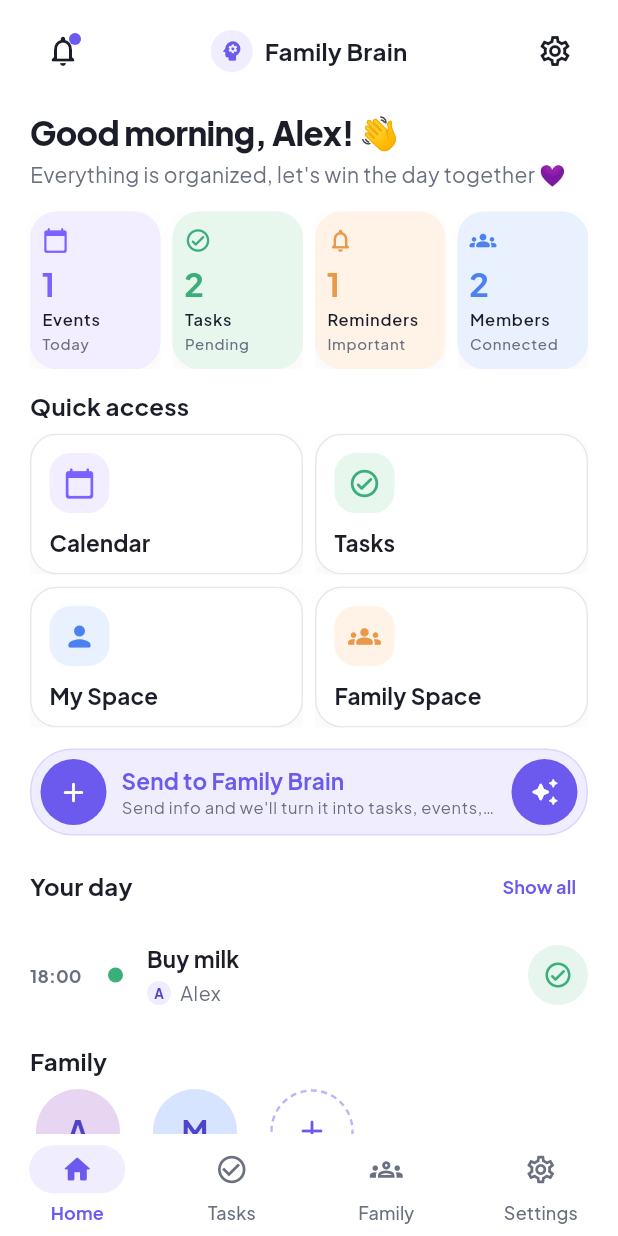
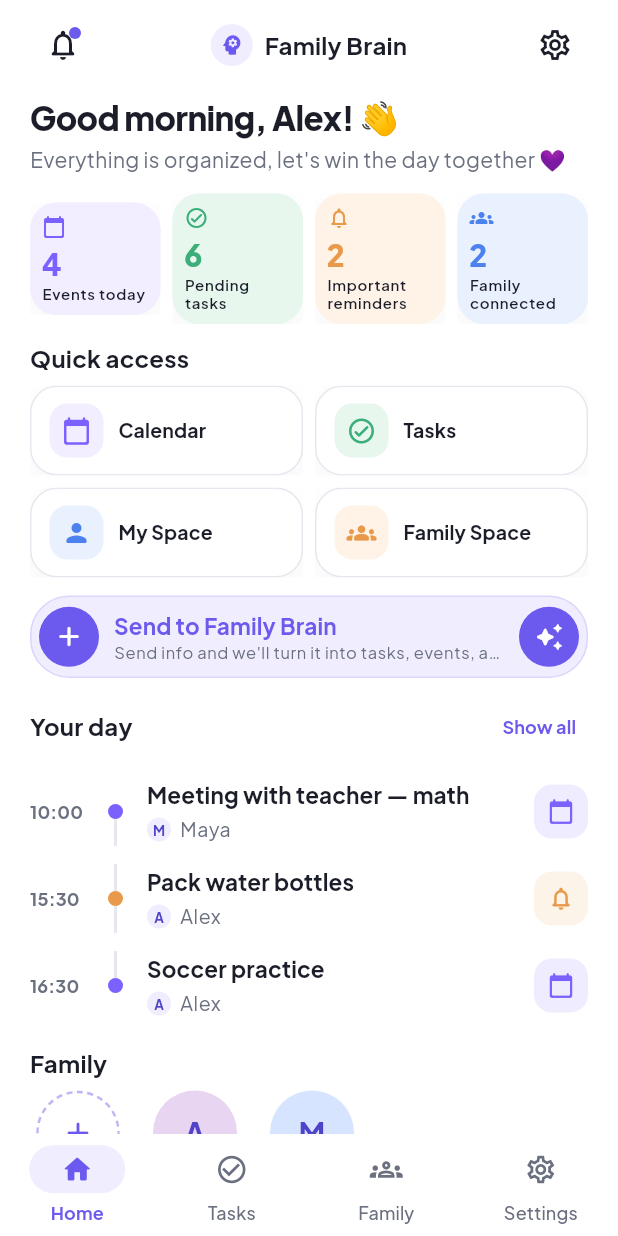
Before and after one commit to yossisacc-coder/family-brain, a Flutter app: the screen it shows after launch, after a tap on "Development demo login", on a phone screen of 412 x 824 dp. Run offline on Flutter 3.47's test engine with Material 3 defaults, Android fonts, the phone set to English and light mode, and no system bars; our stand-ins replace cloud_firestore, firebase_auth, firebase_core, firebase_messaging, flutter_local_notifications, flutter_riverpod and 6 more; accounts and stored records are empty.

Commit message:
Polish Home to match the Family Brain reference.
Keep the existing Home structure and AI composer, but make Quick Access
compact, localize every Home label for English and Hebrew, and add Events
and Reminders lists that open the related task details screen.

Co-authored-by: yossisacc-coder <yossisacc-coder@users.noreply.github.com>

```diff
--- a/lib/core/l10n/app_localizations.dart
+++ b/lib/core/l10n/app_localizations.dart
@@ -1286,6 +1286,30 @@ abstract class AppLocalizations {
   /// **'Connected'**
   String get statConnected;
 
+  /// No description provided for @statEventsToday.
+  ///
+  /// In en, this message translates to:
+  /// **'Events today'**
+  String get statEventsToday;
+
+  /// No description provided for @statPendingTasks.
+  ///
+  /// In en, this message translates to:
+  /// **'Pending tasks'**
+  String get statPendingTasks;
+
+  /// No description provided for @statImportantReminders.
+  ///
+  /// In en, this message translates to:
+  /// **'Important reminders'**
+  String get statImportantReminders;
+
+  /// No description provided for @statFamilyConnected.
+  ///
+  /// In en, this message translates to:
+  /// **'Family connected'**
+  String get statFamilyConnected;
+
   /// No description provided for @everyone.
   ///
   /// In en, this message translates to:
@@ -1333,6 +1357,36 @@ abstract class AppLocalizations {
   /// In en, this message translates to:
   /// **'Reminders'**
   String get reminders;
+
+  /// No description provided for @openRelatedTask.
+  ///
+  /// In en, this message translates to:
+  /// **'Open related task'**
+  String get openRelatedTask;
+
+  /// No description provided for @noEvents.
+  ///
+  /// In en, this message translates to:
+  /// **'No events yet'**
+  String get noEvents;
+
+  /// No description provided for @noEventsMessage.
+  ///
+  /// In en, this message translates to:
+  /// **'Events with a date will appear here.'**
+  String get noEventsMessage;
+
+  /// No description provided for @noReminders.
+  ///
+  /// In en, this message translates to:
+  /// **'No reminders yet'**
+  String get noReminders;
+
+  /// No description provided for @noRemindersMessage.
+  ///
+  /// In en, this message translates to:
+  /// **'Reminders you add will appear here.'**
+  String get noRemindersMessage;
 
   /// No description provided for @membersLabel.
   ///
--- a/lib/core/routing/app_back_navigation.dart
+++ b/lib/core/routing/app_back_navigation.dart
@@ -47,6 +47,8 @@ class AppBackNavigation {
       return '/tasks/${edit.group(1)}';
     }
     if (path == '/tasks/calendar' ||
+        path == '/tasks/events' ||
+        path == '/tasks/reminders' ||
         path == '/space/personal' ||
         path == '/space/family' ||
         path == '/brain/confirm' ||
--- a/lib/core/routing/app_router.dart
+++ b/lib/core/routing/app_router.dart
@@ -19,6 +19,7 @@ import '../../features/home/home_screen.dart';
 import '../../features/notifications/notifications_screen.dart';
 import '../../features/settings/settings_screen.dart';
 import '../../features/shell/app_shell.dart';
+import '../../features/tasks/agenda_screen.dart';
 import '../../features/tasks/calendar_screen.dart';
 import '../../features/tasks/space_screen.dart';
 import '../../features/tasks/task_details_screen.dart';
@@ -113,6 +114,16 @@ final routerProvider = Provider<GoRouter>((ref) {
         builder: (context, state) => const CalendarScreen(),
       ),
       GoRoute(
+        path: '/tasks/events',
+        builder: (context, state) =>
+            const AgendaScreen(kind: AgendaKind.events),
+      ),
+      GoRoute(
+        path: '/tasks/reminders',
+        builder: (context, state) =>
+            const AgendaScreen(kind: AgendaKind.reminders),
+      ),
+      GoRoute(
         path: '/tasks/trash',
         builder: (context, state) => const TrashScreen(),
       ),
--- a/lib/core/widgets/app_header.dart
+++ b/lib/core/widgets/app_header.dart
@@ -29,18 +29,24 @@ class AppHeader extends StatelessWidget {
     return Column(
       crossAxisAlignment: CrossAxisAlignment.start,
       children: [
-        Row(
+        SizedBox(
+          height: AppSpacing.touch,
+          child: Stack(
+            alignment: Alignment.center,
             children: [
-            _HeaderIcon(
+              Align(
+                alignment: Alignment.centerLeft,
+                child: _HeaderIcon(
                   tooltip: AppLocalizations.of(context).notifications,
                   onPressed: onNotifications,
                   icon: Icons.notifications_none_rounded,
                   badge: unreadCount,
                 ),
-            Expanded(
+              ),
+              Padding(
+                padding: const EdgeInsets.symmetric(horizontal: 48),
                 child: Row(
                   mainAxisAlignment: MainAxisAlignment.center,
-                mainAxisSize: MainAxisSize.min,
                   children: [
                     const AppBrandMark(size: 28),
                     const SizedBox(width: 8),
@@ -49,6 +55,7 @@ class AppHeader extends StatelessWidget {
                         AppLocalizations.of(context).appTitle,
                         maxLines: 1,
                         overflow: TextOverflow.ellipsis,
+                        textAlign: TextAlign.center,
                         style: Theme.of(context).textTheme.titleMedium?.copyWith(
                               fontWeight: FontWeight.w700,
                             ),
@@ -57,17 +64,24 @@ class AppHeader extends StatelessWidget {
                   ],
                 ),
               ),
-            trailing ??
+              Align(
+                alignment: Alignment.centerRight,
+                child: trailing ??
                     (onSettings == null
-                    ? const SizedBox(width: AppSpacing.touch, height: AppSpacing.touch)
+                        ? const SizedBox(
+                            width: AppSpacing.touch,
+                            height: AppSpacing.touch,
+                          )
                         : _HeaderIcon(
                             tooltip: AppLocalizations.of(context).settings,
                             onPressed: onSettings!,
                             icon: Icons.settings_outlined,
                           )),
+              ),
             ],
           ),
-        const SizedBox(height: 18),
+        ),
+        const SizedBox(height: 12),
         Text(
           title,
           maxLines: 1,
--- a/lib/core/widgets/quick_action_card.dart
+++ b/lib/core/widgets/quick_action_card.dart
@@ -28,6 +28,7 @@ class QuickActionCard extends StatelessWidget {
   Widget build(BuildContext context) {
     final fg = emphasized ? Colors.white : (iconColor ?? AppColors.primary);
     final bg = emphasized ? AppColors.primary : AppColors.card;
+    final showSubtitle = subtitle != null && subtitle != label;
     return Material(
       color: bg,
       borderRadius: AppRadii.card,
@@ -44,23 +45,27 @@ class QuickActionCard extends StatelessWidget {
             boxShadow: emphasized ? null : AppShadows.card,
           ),
           child: Container(
-            constraints: const BoxConstraints(minHeight: 80),
-            padding: const EdgeInsets.fromLTRB(12, 12, 12, 10),
-            child: Column(
-              crossAxisAlignment: CrossAxisAlignment.start,
+            constraints: const BoxConstraints(minHeight: 58),
+            padding: const EdgeInsets.symmetric(horizontal: 12, vertical: 10),
+            child: Row(
               children: [
                 Container(
-                  width: 40,
-                  height: 40,
+                  width: 36,
+                  height: 36,
                   decoration: BoxDecoration(
                     color: emphasized
                         ? Colors.white.withValues(alpha: 0.18)
                         : (iconBackground ?? AppColors.primarySoft),
-                    borderRadius: BorderRadius.circular(14),
+                    borderRadius: BorderRadius.circular(12),
                   ),
-                  child: Icon(icon, color: fg, size: 22),
+                  child: Icon(icon, color: fg, size: 20),
                 ),
-                const SizedBox(height: 10),
+                const SizedBox(width: 10),
+                Expanded(
+                  child: Column(
+                    crossAxisAlignment: CrossAxisAlignment.start,
+                    mainAxisAlignment: MainAxisAlignment.center,
+                    children: [
                       Text(
                         label,
                         maxLines: 1,
@@ -68,10 +73,12 @@ class QuickActionCard extends StatelessWidget {
                         style: Theme.of(context).textTheme.titleSmall?.copyWith(
                               color: emphasized ? Colors.white : AppColors.text,
                               fontWeight: FontWeight.w700,
+                              fontSize: 13,
+                              height: 1.2,
                             ),
                       ),
-                if (subtitle != null && subtitle != label) ...[
-                  const SizedBox(height: 2),
+                      if (showSubtitle) ...[
+                        const SizedBox(height: 1),
                         Text(
                           subtitle!,
                           maxLines: 1,
@@ -80,10 +87,13 @@ class QuickActionCard extends StatelessWidget {
                                 color: emphasized
                                     ? Colors.white.withValues(alpha: 0.8)
                                     : AppColors.textMuted,
-                          fontSize: 12,
+                                fontSize: 11,
                               ),
                         ),
                       ],
+                    ],
+                  ),
+                ),
               ],
             ),
           ),
--- a/lib/core/widgets/stat_card.dart
+++ b/lib/core/widgets/stat_card.dart
@@ -41,34 +41,35 @@ class StatCard extends StatelessWidget {
               boxShadow: AppShadows.card,
             ),
             child: Padding(
-              padding: const EdgeInsets.fromLTRB(8, 10, 8, 10),
+              padding: const EdgeInsets.fromLTRB(8, 8, 8, 8),
               child: Column(
                 crossAxisAlignment: CrossAxisAlignment.start,
                 children: [
                   if (icon != null)
-                    Icon(icon, size: 18, color: color),
-                  if (icon != null) const SizedBox(height: 8),
+                    Icon(icon, size: 16, color: color),
+                  if (icon != null) const SizedBox(height: 6),
                   Text(
                     '$value',
                     style: Theme.of(context).textTheme.headlineSmall?.copyWith(
                           color: color,
-                          fontSize: 22,
-                          fontWeight: FontWeight.w700,
-                          height: 1.1,
+                          fontSize: 20,
+                          fontWeight: FontWeight.w800,
+                          height: 1.05,
                         ),
                   ),
                   const SizedBox(height: 4),
                   Text(
                     label,
-                    maxLines: 1,
+                    maxLines: 2,
                     overflow: TextOverflow.ellipsis,
                     style: Theme.of(context).textTheme.labelSmall?.copyWith(
                           color: AppColors.text,
                           fontWeight: FontWeight.w600,
-                          fontSize: 11,
+                          fontSize: 10,
+                          height: 1.2,
                         ),
                   ),
-                  if (subtitle != null) ...[
+                  if (subtitle != null && subtitle != label) ...[
                     const SizedBox(height: 1),
                     Text(
                       subtitle!,
--- a/lib/data/local/local_auth_repository.dart
+++ b/lib/data/local/local_auth_repository.dart
@@ -136,6 +136,64 @@ class LocalAuthRepository implements AuthRepository {
       createdAt: now.subtract(const Duration(hours: 2)),
       updatedAt: now.subtract(const Duration(hours: 2)),
     );
+    final teacher = TaskItem(
+      id: 'demo-task-teacher',
+      familyId: family.id,
+      creatorId: alex.id,
+      title: 'Meeting with teacher — math',
+      kind: InformationKind.event,
+      assigneeId: maya.id,
+      type: TaskType.family,
+      dueDate: DateTime(now.year, now.month, now.day, 10),
+      hasDueTime: true,
+      priority: TaskPriority.normal,
+      status: TaskStatus.pending,
+      createdAt: now.subtract(const Duration(hours: 3)),
+      updatedAt: now.subtract(const Duration(hours: 3)),
+    );
+    final soccer = TaskItem(
+      id: 'demo-task-soccer',
+      familyId: family.id,
+      creatorId: alex.id,
+      title: 'Soccer practice',
+      kind: InformationKind.event,
+      assigneeId: alex.id,
+      type: TaskType.family,
+      dueDate: DateTime(now.year, now.month, now.day, 16, 30),
+      hasDueTime: true,
+      priority: TaskPriority.normal,
+      status: TaskStatus.pending,
+      createdAt: now.subtract(const Duration(hours: 4)),
+      updatedAt: now.subtract(const Duration(hours: 4)),
+    );
+    final dinner = TaskItem(
+      id: 'demo-task-dinner',
+      familyId: family.id,
+      creatorId: maya.id,
+      title: 'Family dinner',
+      kind: InformationKind.event,
+      type: TaskType.family,
+      dueDate: DateTime(now.year, now.month, now.day, 19),
+      hasDueTime: true,
+      priority: TaskPriority.normal,
+      status: TaskStatus.pending,
+      createdAt: now.subtract(const Duration(hours: 5)),
+      updatedAt: now.subtract(const Duration(hours: 5)),
+    );
+    final packBag = TaskItem(
+      id: 'demo-task-pack',
+      familyId: family.id,
+      creatorId: alex.id,
+      title: 'Pack water bottles',
+      kind: InformationKind.reminder,
+      assigneeId: alex.id,
+      type: TaskType.family,
+      reminderAt: DateTime(now.year, now.month, now.day, 15, 30),
+      priority: TaskPriority.high,
+      status: TaskStatus.pending,
+      createdAt: now.subtract(const Duration(hours: 1)),
+      updatedAt: now.subtract(const Duration(hours: 1)),
+    );
     final grandma = TaskItem(
       id: 'demo-task-grandma',
       familyId: family.id,
@@ -177,6 +235,10 @@ class LocalAuthRepository implements AuthRepository {
     _store.users[maya.id] = maya.toMap();
     _store.families[family.id] = family.toMap();
     _store.tasks[milk.id] = milk.toMap();
+    _store.tasks[teacher.id] = teacher.toMap();
+    _store.tasks[soccer.id] = soccer.toMap();
+    _store.tasks[dinner.id] = dinner.toMap();
+    _store.tasks[packBag.id] = packBag.toMap();
     _store.tasks[grandma.id] = grandma.toMap();
     _store.tasks[mayaPersonal.id] = mayaPersonal.toMap();
     _store.notifications[assigned.id] = assigned.toMap();
--- a/lib/features/home/home_day_task.dart
+++ b/lib/features/home/home_day_task.dart
@@ -35,11 +35,11 @@ class HomeDayTask extends StatelessWidget {
       child: InkWell(
         onTap: onTap,
         borderRadius: BorderRadius.circular(16),
-        child: ConstrainedBox(
-          constraints: const BoxConstraints(minHeight: 56),
+                child: ConstrainedBox(
+          constraints: const BoxConstraints(minHeight: 52),
           child: IntrinsicHeight(
             child: Padding(
-              padding: const EdgeInsets.symmetric(vertical: 8),
+              padding: const EdgeInsets.symmetric(vertical: 6),
               child: Row(
                 crossAxisAlignment: CrossAxisAlignment.stretch,
                 children: [
@@ -136,13 +136,13 @@ class HomeDayTask extends StatelessWidget {
                   Align(
                     alignment: Alignment.center,
                     child: Container(
-                      width: 40,
-                      height: 40,
+                      width: 36,
+                      height: 36,
                       decoration: BoxDecoration(
                         color: accent.withValues(alpha: 0.12),
-                        shape: BoxShape.circle,
+                        borderRadius: BorderRadius.circular(12),
                       ),
-                      child: Icon(_kindIcon(task.kind), color: accent, size: 20),
+                      child: Icon(_kindIcon(task.kind), color: accent, size: 18),
                     ),
                   ),
                 ],
--- a/lib/features/home/home_screen.dart
+++ b/lib/features/home/home_screen.dart
@@ -125,7 +125,7 @@ class _HomeScreenState extends ConsumerState<HomeScreen> {
               child: ListView(
                 padding: const EdgeInsets.fromLTRB(
                   AppSpacing.page,
-                  AppSpacing.md,
+                  AppSpacing.sm,
                   AppSpacing.page,
                   8,
                 ),
@@ -137,23 +137,21 @@ class _HomeScreenState extends ConsumerState<HomeScreen> {
                     onNotifications: () => context.push('/notifications'),
                     onSettings: () => context.go('/app/settings'),
                   ),
-                  const SizedBox(height: 14),
+                  const SizedBox(height: 12),
                   Row(
                     children: [
                       StatCard(
-                        label: l10n.events,
+                        label: l10n.statEventsToday,
                         value: events.length,
-                        subtitle: l10n.today,
                         icon: Icons.calendar_today_rounded,
                         color: AppColors.homeEvents,
                         background: AppColors.homeEventsSoft,
-                        onTap: () => context.push('/tasks/calendar'),
+                        onTap: () => context.push('/tasks/events'),
                       ),
                       const SizedBox(width: AppSpacing.sm),
                       StatCard(
-                        label: l10n.tasks,
+                        label: l10n.statPendingTasks,
                         value: open.length,
-                        subtitle: l10n.statPending,
                         icon: Icons.check_circle_outline_rounded,
                         color: AppColors.homeTasks,
                         background: AppColors.homeTasksSoft,
@@ -161,19 +159,17 @@ class _HomeScreenState extends ConsumerState<HomeScreen> {
                       ),
                       const SizedBox(width: AppSpacing.sm),
                       StatCard(
-                        label: l10n.reminders,
+                        label: l10n.statImportantReminders,
                         value: reminders.length,
-                        subtitle: l10n.statImportant,
                         icon: Icons.notifications_none_rounded,
                         color: AppColors.homeReminders,
                         background: AppColors.homeRemindersSoft,
-                        onTap: () => context.push('/tasks/calendar'),
+                        onTap: () => context.push('/tasks/reminders'),
                       ),
                       const SizedBox(width: AppSpacing.sm),
                       StatCard(
-                        label: l10n.membersLabel,
+                        label: l10n.statFamilyConnected,
                         value: members.length,
-                        subtitle: l10n.statConnected,
                         icon: Icons.groups_rounded,
                         color: AppColors.homeFamily,
                         background: AppColors.homeFamilySoft,
@@ -181,7 +177,7 @@ class _HomeScreenState extends ConsumerState<HomeScreen> {
                       ),
                     ],
                   ),
-                  const SizedBox(height: 14),
+                  const SizedBox(height: 12),
                   AppSectionHeader(title: l10n.quickAccess),
                   Row(
                     children: [
@@ -189,7 +185,6 @@ class _HomeScreenState extends ConsumerState<HomeScreen> {
                         child: QuickActionCard(
                           icon: Icons.calendar_today_rounded,
                           label: l10n.quickAccessCalendar,
-                          subtitle: l10n.calendar,
                           iconColor: AppColors.homeEvents,
                           iconBackground: AppColors.homeEventsSoft,
                           onTap: () => context.push('/tasks/calendar'),
@@ -200,7 +195,6 @@ class _HomeScreenState extends ConsumerState<HomeScreen> {
                         child: QuickActionCard(
                           icon: Icons.check_circle_outline_rounded,
                           label: l10n.quickAccessTasks,
-                          subtitle: l10n.tasks,
                           iconColor: AppColors.homeTasks,
                           iconBackground: AppColors.homeTasksSoft,
                           onTap: () => context.go('/app/tasks'),
@@ -208,14 +202,13 @@ class _HomeScreenState extends ConsumerState<HomeScreen> {
                       ),
                     ],
                   ),
-                  const SizedBox(height: AppSpacing.sm),
+                  const SizedBox(height: 8),
                   Row(
                     children: [
                       Expanded(
                         child: QuickActionCard(
                           icon: Icons.person_rounded,
                           label: l10n.quickAccessMySpace,
-                          subtitle: l10n.mySpace,
                           iconColor: AppColors.homeFamily,
                           iconBackground: AppColors.homeFamilySoft,
                           onTap: () => context.push('/space/personal'),
@@ -226,7 +219,6 @@ class _HomeScreenState extends ConsumerState<HomeScreen> {
                         child: QuickActionCard(
                           icon: Icons.groups_rounded,
                           label: l10n.quickAccessFamilySpace,
-                          subtitle: l10n.familySpace,
                           iconColor: AppColors.homeReminders,
                           iconBackground: AppColors.homeRemindersSoft,
                           onTap: () => context.push('/space/family'),
@@ -234,7 +226,7 @@ class _HomeScreenState extends ConsumerState<HomeScreen> {
                       ),
                     ],
                   ),
-                  const SizedBox(height: 14),
+                  const SizedBox(height: 12),
                   _ComposerCard(
                     controller: _composer,
                     sending: _sending,
@@ -247,7 +239,7 @@ class _HomeScreenState extends ConsumerState<HomeScreen> {
                     ),
                     onRemoveImage: () => setState(() => _imagePath = null),
                   ),
-                  const SizedBox(height: 14),
+                  const SizedBox(height: 12),
                   AppSectionHeader(
                     title: l10n.todayActivity,
                     actionLabel: l10n.seeAllTasks,
@@ -272,7 +264,7 @@ class _HomeScreenState extends ConsumerState<HomeScreen> {
                         isLast: i == today.length - 1,
                         onTap: () => context.push('/tasks/${today[i].id}'),
                       ),
-                  const SizedBox(height: AppSpacing.lg),
+                  const SizedBox(height: AppSpacing.md),
                   _FamilyMembersRow(
                     members: members,
                     currentUserId: user.id,
@@ -692,11 +684,11 @@ class _ComposerCardState extends State<_ComposerCard> {
           const SizedBox(height: 8),
         ],
         Container(
-          constraints: const BoxConstraints(minHeight: 56),
-          padding: const EdgeInsets.symmetric(horizontal: 6, vertical: 6),
+          constraints: const BoxConstraints(minHeight: 52),
+          padding: const EdgeInsets.symmetric(horizontal: 5, vertical: 5),
           decoration: BoxDecoration(
             color: AppColors.primarySoft,
-            borderRadius: BorderRadius.circular(28),
+            borderRadius: BorderRadius.circular(26),
             border: Border.all(
               color: AppColors.primary.withValues(alpha: 0.16),
             ),
@@ -837,8 +829,8 @@ class _PillButton extends StatelessWidget {
           customBorder: const CircleBorder(),
           onTap: onPressed,
           child: SizedBox(
-            width: 44,
-            height: 44,
+            width: 40,
+            height: 40,
             child: Center(child: child),
           ),
         ),
@@ -940,20 +932,20 @@ class _FamilyMembersRow extends StatelessWidget {
             itemCount: members.length + 1,
             separatorBuilder: (_, _) => const SizedBox(width: 14),
             itemBuilder: (context, index) {
-              if (index == members.length) {
+              if (index == 0) {
                 return _MemberAvatar(
                   label: l10n.addFamilyMember,
                   onTap: onAdd,
                   isAdd: true,
                 );
               }
-              final member = members[index];
+              final member = members[index - 1];
               return _MemberAvatar(
                 label: member.id == currentUserId
                     ? l10n.you
                     : member.name.split(' ').first,
                 initial: member.name,
-                color: _avatarColors[index % _avatarColors.length],
+                color: _avatarColors[(index - 1) % _avatarColors.length],
                 onTap: () => context.push('/family/members/${member.id}'),
               );
             },
```
Also changed, not shown: lib/core/l10n/app_en.arb (+9 -0 lines), lib/core/l10n/app_he.arb (+14 -5 lines), lib/core/l10n/app_localizations_en.dart (+27 -0 lines), lib/core/l10n/app_localizations_he.dart (+32 -5 lines), lib/features/tasks/agenda_screen.dart (added, +128 -0 lines), lib/features/tasks/calendar_screen.dart (+23 -4 lines), lib/features/tasks/task_details_screen.dart (+18 -0 lines), 2 other files. Lines whose indentation alone changed are shown as unchanged.
